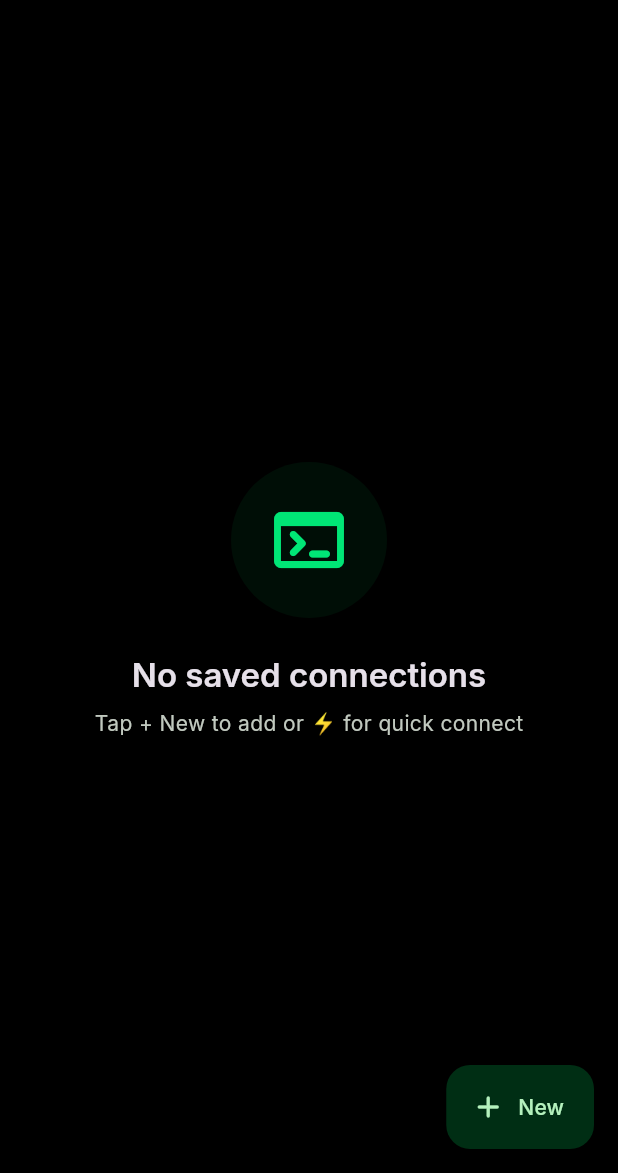
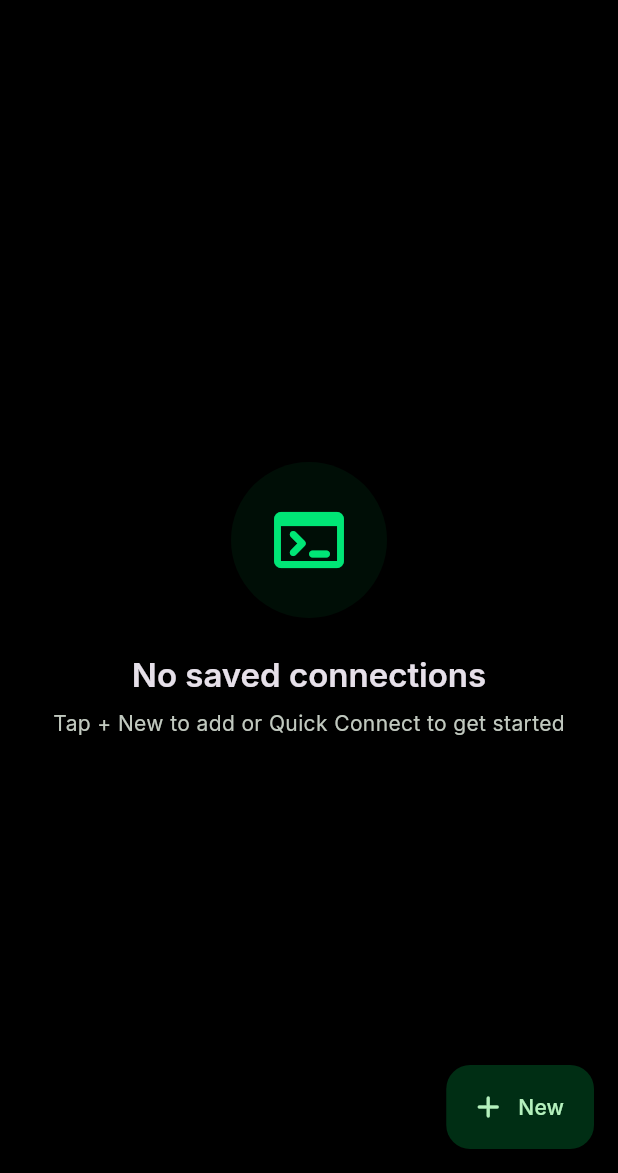
Before and after one commit to rudra-sah00/ssh-client, a Flutter app: the screen it shows after launch, on a phone screen of 412 x 824 dp, the part 63-1236 px from its top. Run offline on Flutter 3.47's test engine with Material 3 defaults, Android fonts, the phone set to English and light mode, and no system bars; drawn by our look-alikes of flutter_animate; our stand-ins replace flex_color_scheme, flutter_riverpod, flutter_secure_storage, freezed_annotation, google_fonts; missing offline and left inert: dartssh2, xterm.

Commit message:
chore: remove all emoji from codebase

```diff
--- a/lib/data/services/ssh/session_manager.dart
+++ b/lib/data/services/ssh/session_manager.dart
@@ -64,17 +64,17 @@ class SessionManager {
 
     await sshService.connect(connection);
 
-    // Bind SSH output → terminal
+    // Bind SSH output to terminal
     sshService.output.listen((data) {
       terminal.write(String.fromCharCodes(data));
     });
 
-    // Bind terminal input → SSH
+    // Bind terminal input to SSH
     terminal.onOutput = (data) {
       sshService.write(Uint8List.fromList(data.codeUnits));
     };
 
-    // Bind terminal resize → SSH
+    // Bind terminal resize to SSH
     terminal.onResize = (w, h, pw, ph) {
       sshService.resizeTerminal(w, h);
     };
--- a/lib/presentation/screens/home/home_screen.dart
+++ b/lib/presentation/screens/home/home_screen.dart
@@ -147,7 +147,7 @@ class _HomeScreenState extends ConsumerState<HomeScreen> {
           ),
           const SizedBox(height: 8),
           if (_search.isEmpty)
-            Text('Tap + New to add or ⚡ for quick connect',
+            Text('Tap + New to add or Quick Connect to get started',
                 style: TextStyle(color: cs.onSurfaceVariant)),
         ],
       ).animate().fadeIn(duration: 400.ms).slideY(begin: 0.1),
```
